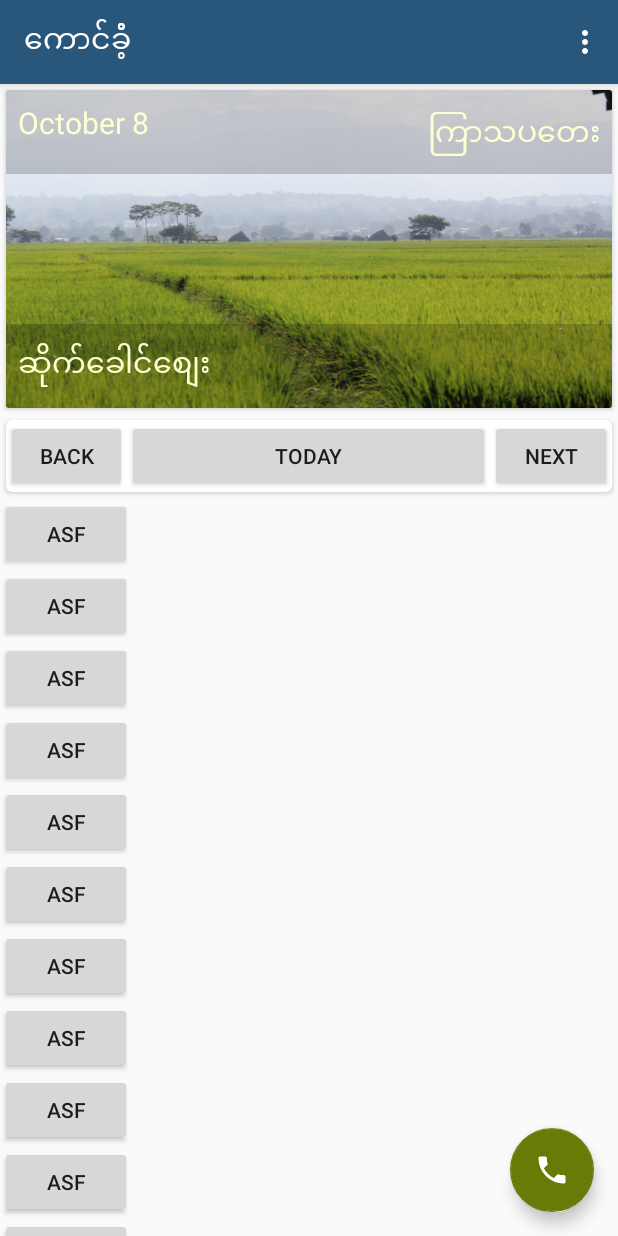
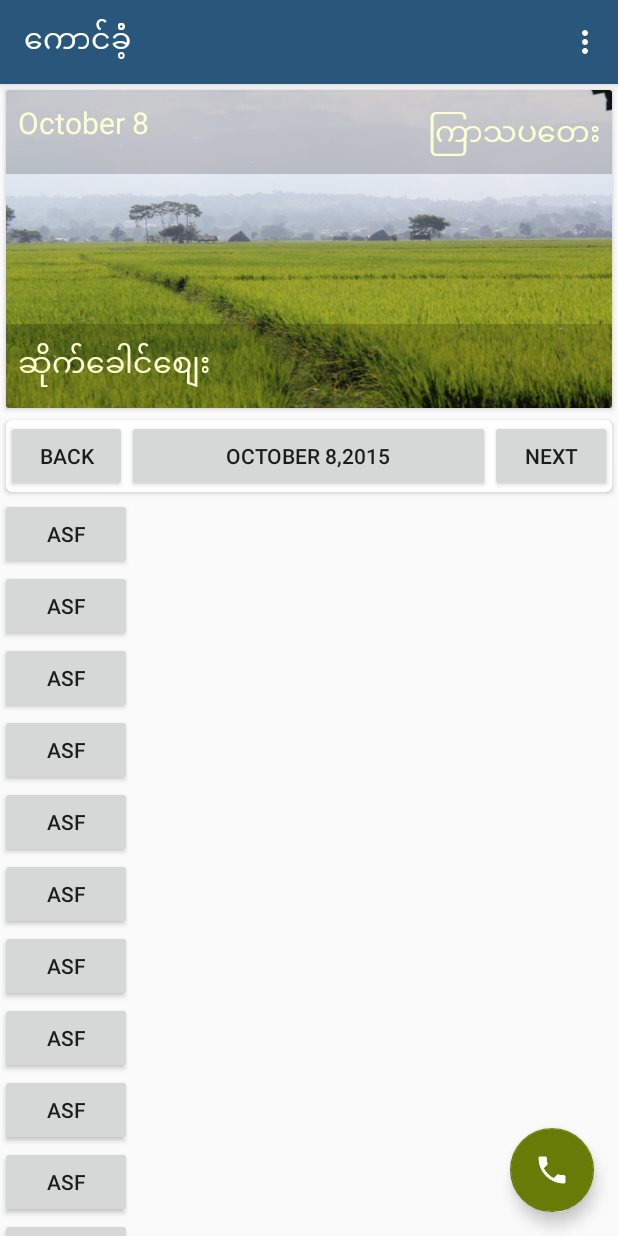
Before and after one commit to khunzohn/khaungKham, an Android app: the screen it shows after launch (ModifideActivity), on a phone screen of 412 x 824 dp. Run offline under Robolectric (Android 15) with nearby library versions, the phone set to English and light mode, and no system bars.

Commit message:
set date to today button

```diff
--- a/app/src/main/java/com/hilllander/khunzohn/khwangkham/ModifideActivity.java
+++ b/app/src/main/java/com/hilllander/khunzohn/khwangkham/ModifideActivity.java
@@ -28,6 +28,7 @@ public class ModifideActivity extends AppCompatActivity {
     private MarketDay marketDay = new MarketDay();
     private Button back, today, next;
     private int year, month, day;
+    private String todayDate;
 
     @Override
     protected void onCreate(Bundle savedInstanceState) {
@@ -36,9 +37,12 @@ public class ModifideActivity extends AppCompatActivity {
 
         Toolbar toolbar = (Toolbar) findViewById(R.id.toolbar);
         setSupportActionBar(toolbar);
+        inflateToday();
+
         back = (Button) findViewById(R.id.back);
         today = (Button) findViewById(R.id.today);
         next = (Button) findViewById(R.id.next);
+        today.setText(todayDate);
         back.setOnClickListener(new View.OnClickListener() {
             @Override
             public void onClick(View v) {
@@ -83,7 +87,6 @@ public class ModifideActivity extends AppCompatActivity {
                         .commit();
             }
         });
-        inflateToday();
     }
 
     private int getDaysInPrevMonth(final int month) {
@@ -117,6 +120,7 @@ public class ModifideActivity extends AppCompatActivity {
                 .setCustomAnimations(R.anim.slide_in_bottom, R.anim.slide_out_top)
                 .replace(R.id.market_day, MarketDayFragment.getInstance(marketDay))
                 .commit();
+        todayDate = marketDay.getDayNMonth() + "," + marketDay.get(Calendar.YEAR);
     }
 
     @Override
```
